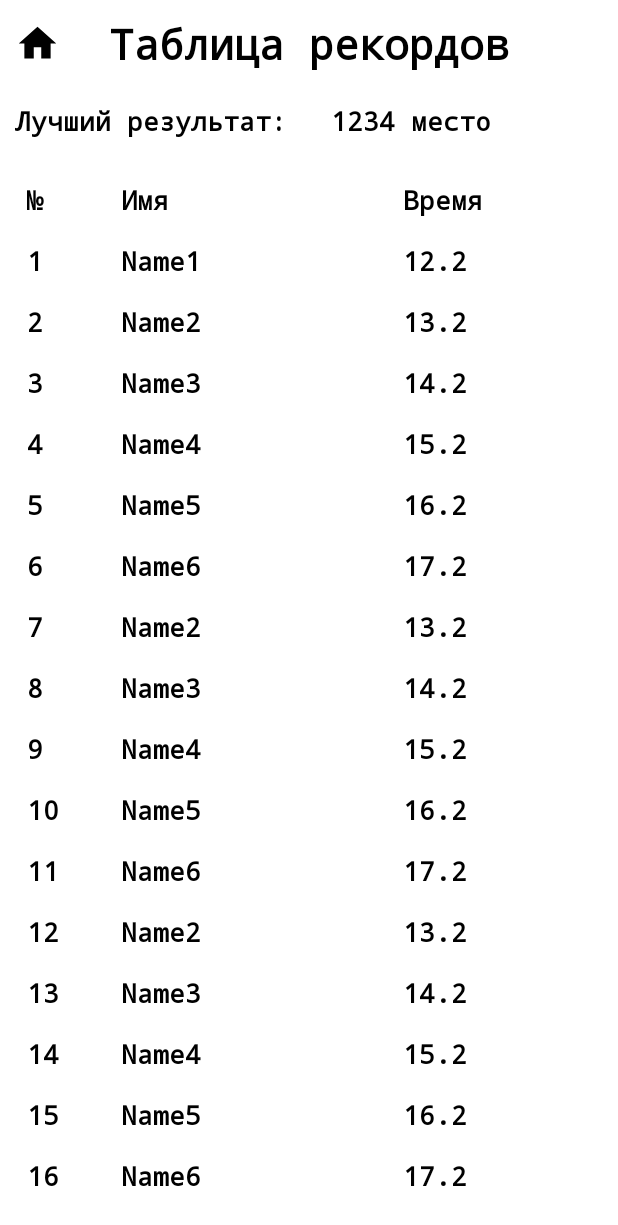
After one commit to danon21/Android-, an Android app built with Jetpack Compose: the CRecordTableActivity screen opened directly, with no data from a screen before it, on a phone screen of 412 x 824 dp. The commit adds this screen. Shown: the top 1225 px of the screen. Run offline under Robolectric (Android 15) with nearby library versions, the phone set to English and light mode, and no system bars.

Commit message:
Таблица работает (данные берутся из заглушек) Нужна ли нам кнопка выход? - работает странно

```diff
--- a/app/src/main/AndroidManifest.xml
+++ b/app/src/main/AndroidManifest.xml
@@ -29,7 +29,14 @@
         <activity
             android:name=".activities.CGameActivity"
             android:exported="true"
-            android:label="@string/title_activity_cgame_actyvivty"
+            android:label="@string/title_activity_cgame_actyvity"
+            android:theme="@style/Theme.RollingMaze"
+            android:screenOrientation="portrait" />
+
+        <activity
+            android:name=".activities.CRecordTableActivity"
+            android:exported="true"
+            android:label="@string/title_activity_table_actyvity"
             android:theme="@style/Theme.RollingMaze"
             android:screenOrientation="portrait" />
 
--- a/app/src/main/java/ru/progect/rollingmaze/activities/CMainMenuActivity.kt
+++ b/app/src/main/java/ru/progect/rollingmaze/activities/CMainMenuActivity.kt
@@ -20,4 +20,17 @@ class CMainMenuActivity : AppCompatActivity() {
         startActivity(intent)
     }
 
+    fun goToTheRecordTableActivity(view: View){
+        val intent = Intent(this, CRecordTableActivity::class.java)
+        startActivity(intent)
+    }
+
+    fun exitTheApp(view: View) {
+        val intent = Intent(applicationContext, CMainMenuActivity::class.java);
+        intent.flags = Intent.FLAG_ACTIVITY_CLEAR_TOP
+        intent.putExtra("EXIT", true)
+        startActivity(intent)
+        finish()
+    }
+
 }
--- /dev/null
+++ b/app/src/main/java/ru/progect/rollingmaze/activities/CRecordTableActivity.kt
@@ -0,0 +1,39 @@
+package ru.progect.rollingmaze.activities
+
+import android.content.Intent
+import android.os.Bundle
+import android.view.View
+import androidx.appcompat.app.AppCompatActivity
+import androidx.recyclerview.widget.LinearLayoutManager
+import androidx.recyclerview.widget.RecyclerView
+import ru.progect.rollingmaze.R
+import ru.progect.rollingmaze.databinding.ActivityRecordTableBinding
+import ru.progect.rollingmaze.table.CTableAdapter
+import ru.progect.rollingmaze.table.CTableManager
+
+class CRecordTableActivity : AppCompatActivity()  {
+    private lateinit var binding : ActivityRecordTableBinding
+    private lateinit var recyclerView: RecyclerView
+    private lateinit var tableManager: CTableManager
+
+    override fun onCreate(savedInstanceState: Bundle?) {
+        super.onCreate(savedInstanceState)
+        binding = ActivityRecordTableBinding.inflate(layoutInflater)
+        setContentView(binding.root)
+
+        recyclerView = findViewById(R.id.recyclerView)
+        recyclerView.layoutManager = LinearLayoutManager(this)
+
+        tableManager = CTableManager(CTableManager.getData())
+        recyclerView.adapter = CTableAdapter(tableManager)
+    }
+
+    override fun onBackPressed() {
+        val intent = Intent(this, CMainMenuActivity::class.java)
+        startActivity(intent)
+    }
+
+    fun goToMainMenuActivity(view: View){
+        this.onBackPressed()
+    }
+}
--- /dev/null
+++ b/app/src/main/java/ru/progect/rollingmaze/table/CTableAdapter.kt
@@ -0,0 +1,36 @@
+package ru.progect.rollingmaze.table
+
+import android.view.LayoutInflater
+import android.view.View
+import android.view.ViewGroup
+import android.widget.TextView
+import androidx.recyclerview.widget.RecyclerView
+import ru.progect.rollingmaze.R
+
+class CTableAdapter(private val tableManager: CTableManager) : RecyclerView.Adapter<CTableAdapter.ViewHolder>() {
+    override fun onCreateViewHolder(parent: ViewGroup, viewType: Int): ViewHolder {
+        val view = LayoutInflater.from(parent.context).inflate(R.layout.table_row_template, parent, false)
+        return ViewHolder(view)
+    }
+
+    override fun onBindViewHolder(holder: ViewHolder, position: Int) {
+        val item = tableManager.getItem(position)
+        holder.bind(item)
+    }
+
+    override fun getItemCount(): Int {
+        return tableManager.dataRowList.size
+    }
+
+    class ViewHolder(itemView: View) : RecyclerView.ViewHolder(itemView) {
+        private val textViewNumber: TextView = itemView.findViewById(R.id.txtNumber)
+        private val textViewName: TextView = itemView.findViewById(R.id.txtName)
+        private val textViewResult: TextView = itemView.findViewById(R.id.txtResult)
+
+        fun bind(item: DataRow) {
+            textViewNumber.text = item.numb
+            textViewName.text = item.name
+            textViewResult.text = item.result
+        }
+    }
+}
--- /dev/null
+++ b/app/src/main/java/ru/progect/rollingmaze/table/CTableManager.kt
@@ -0,0 +1,36 @@
+package ru.progect.rollingmaze.table
+
+data class DataRow(val numb: String, val name: String, val result: String)
+
+class CTableManager(val dataRowList: List<DataRow>) {
+    fun getItem(position: Int): DataRow {
+        return dataRowList[position]
+    }
+    companion object {
+        fun getData(): List<DataRow>{
+            val data = mutableListOf<DataRow>(DataRow("№", "Имя", "Время"))
+            data.add(DataRow("1", "Name1", "12.2"))
+            data.add(DataRow("2", "Name2", "13.2"))
+            data.add(DataRow("3", "Name3", "14.2"))
+            data.add(DataRow("4", "Name4", "15.2"))
+            data.add(DataRow("5", "Name5", "16.2"))
+            data.add(DataRow("6", "Name6", "17.2"))
+            data.add(DataRow("7", "Name2", "13.2"))
+            data.add(DataRow("8", "Name3", "14.2"))
+            data.add(DataRow("9", "Name4", "15.2"))
+            data.add(DataRow("10", "Name5", "16.2"))
+            data.add(DataRow("11", "Name6", "17.2"))
+            data.add(DataRow("12", "Name2", "13.2"))
+            data.add(DataRow("13", "Name3", "14.2"))
+            data.add(DataRow("14", "Name4", "15.2"))
+            data.add(DataRow("15", "Name5", "16.2"))
+            data.add(DataRow("16", "Name6", "17.2"))
+            data.add(DataRow("17", "Name2", "13.2"))
+            data.add(DataRow("18", "Name3", "14.2"))
+            data.add(DataRow("19", "Name4", "15.2"))
+            data.add(DataRow("20", "Name5", "16.2"))
+            data.add(DataRow("21", "Name6", "17.2"))
+            return data.toList()
+        }
+    }
+}
--- a/app/src/main/res/drawable/btn_rounded.xml
+++ b/app/src/main/res/drawable/btn_rounded.xml
@@ -1,7 +1,6 @@
 <?xml version="1.0" encoding="utf-8"?>
 <shape xmlns:android="http://schemas.android.com/apk/res/android"
     android:shape="rectangle">
-
     <corners android:radius="20dp" />
     <solid android:color="@color/white" />
     <stroke
--- a/app/src/main/res/layout/activity_main.xml
+++ b/app/src/main/res/layout/activity_main.xml
@@ -40,10 +40,11 @@
             android:textSize="34sp"
             android:textStyle="bold"
             android:background="@drawable/btn_rounded"
-            android:layout_marginBottom="20dp"/>
+            android:layout_marginBottom="20dp" />
 
         <Button
             android:id="@+id/buttRecordTable"
+            android:onClick="goToTheRecordTableActivity"
             style="@style/Widget.Material3.Button.Icon"
             android:layout_width="match_parent"
             android:layout_height="match_parent"
@@ -58,6 +59,7 @@
 
         <Button
             android:id="@+id/buttExit"
+            android:onClick="exitTheApp"
             style="@style/Widget.Material3.Button.Icon"
             android:layout_width="match_parent"
             android:layout_height="match_parent"
--- /dev/null
+++ b/app/src/main/res/layout/activity_record_table.xml
@@ -0,0 +1,82 @@
+<?xml version="1.0" encoding="utf-8"?>
+<androidx.constraintlayout.widget.ConstraintLayout
+    xmlns:android="http://schemas.android.com/apk/res/android"
+    xmlns:tools="http://schemas.android.com/tools"
+    tools:context=".activities.CRecordTableActivity"
+    android:paddingHorizontal="10dp"
+    android:paddingVertical="10dp"
+    android:layout_width="match_parent"
+    android:layout_height="match_parent">
+
+    <LinearLayout
+        android:layout_width="match_parent"
+        android:layout_height="match_parent"
+        android:orientation="vertical">
+        <!--    Заголовок    -->
+        <LinearLayout
+            android:id="@+id/buttonPanel"
+            android:layout_width="match_parent"
+            android:layout_height="wrap_content"
+            android:orientation="horizontal">
+
+            <ImageButton
+                android:id="@+id/btnHome"
+                android:src="@drawable/home_30"
+                android:background="?attr/selectableItemBackgroundBorderless"
+                android:layout_width="wrap_content"
+                android:layout_height="match_parent"
+                android:onClick="goToMainMenuActivity"/>
+
+            <TextView
+                android:layout_width="match_parent"
+                android:layout_height="match_parent"
+                android:fontFamily="monospace"
+                android:text="Таблица рекордов"
+                android:textAlignment="center"
+                android:textColor="#000000"
+                android:textSize="28sp"
+                android:textStyle="bold"
+                android:paddingRight="30dp"/>
+
+        </LinearLayout>
+        <!--    Лучший результат    -->
+        <LinearLayout
+            android:id="@+id/layoutBestRes"
+            android:layout_width="match_parent"
+            android:layout_height="wrap_content"
+            android:orientation="horizontal"
+            android:paddingVertical="20dp">
+
+            <TextView
+                android:layout_width="wrap_content"
+                android:layout_height="match_parent"
+                android:layout_weight="1"
+                android:fontFamily="monospace"
+                android:text="Лучший результат: "
+                android:textColor="#000000"
+                android:textSize="18sp"
+                android:textStyle="bold" />
+            <TextView
+                android:id="@+id/TxtViewBestRes"
+                android:layout_width="wrap_content"
+                android:layout_height="match_parent"
+                android:layout_weight="4"
+                android:fontFamily="monospace"
+                android:text="1234 место"
+                android:textColor="#000000"
+                android:textSize="18sp"
+                android:textStyle="bold" />
+        </LinearLayout>
+        <!--  Таблица рекордов  -->
+        <RelativeLayout
+            android:layout_width="match_parent"
+            android:layout_height="match_parent">
+            <androidx.recyclerview.widget.RecyclerView
+                android:id="@+id/recyclerView"
+                android:layout_width="match_parent"
+                android:layout_height="match_parent"
+                />
+        </RelativeLayout>
+    </LinearLayout>
+
+</androidx.constraintlayout.widget.ConstraintLayout>
--- /dev/null
+++ b/app/src/main/res/layout/table_row_template.xml
@@ -0,0 +1,38 @@
+<?xml version="1.0" encoding="utf-8"?>
+<LinearLayout
+    xmlns:android="http://schemas.android.com/apk/res/android"
+    android:layout_width="match_parent"
+    android:layout_height="wrap_content"
+    android:orientation="horizontal"
+    android:padding="8dp">
+    <!--  Номер в рейтинге  -->
+    <TextView
+        android:id="@+id/txtNumber"
+        android:layout_width="0dp"
+        android:layout_height="wrap_content"
+        android:layout_weight="1"
+        android:textColor="#000000"
+        android:textStyle="bold"
+        android:fontFamily="monospace"
+        android:textAppearance="?android:textAppearanceMedium"/>
+    <!--  Ник пользователя  -->
+    <TextView
+        android:id="@+id/txtName"
+        android:layout_width="0dp"
+        android:layout_height="wrap_content"
+        android:layout_weight="3"
+        android:textColor="#000000"
+        android:textStyle="bold"
+        android:fontFamily="monospace"
+        android:textAppearance="?android:textAppearanceMedium"/>
+    <!--  Результат пользователя  -->
+    <TextView
+        android:id="@+id/txtResult"
+        android:layout_width="0dp"
+        android:layout_height="wrap_content"
+        android:layout_weight="2"
+        android:textColor="#000000"
+        android:textStyle="bold"
+        android:fontFamily="monospace"
+        android:textAppearance="?android:textAppearanceMedium"/>
+</LinearLayout>
--- a/app/src/main/res/values/strings.xml
+++ b/app/src/main/res/values/strings.xml
@@ -2,5 +2,6 @@
     <string name="app_name">RollingMaze</string>
     <string name="title_activity_amain_menu">AMainMenu</string>
     <string name="title_activity_cmain_menu">CMainMenuActivity</string>
-    <string name="title_activity_cgame_actyvivty">CGameActivity</string>
+    <string name="title_activity_cgame_actyvity">CGameActivity</string>
+    <string name="title_activity_table_actyvity">CRecordTableActivity</string>
 </resources>
```
